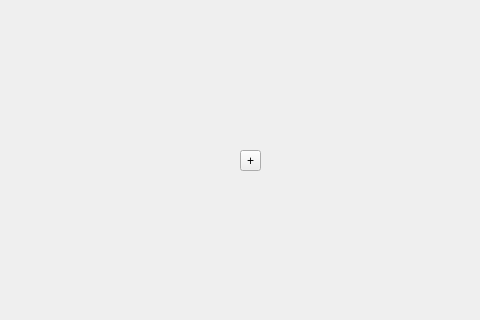
Before: the Qt Designer form widgets/ProjectMode/groupwidget.ui in SeptemberHX/TodoManager, drawn with Qt 5; both pictures show x 184 to 664 and y 185 to 505 of the 892 by 692 pixel window.
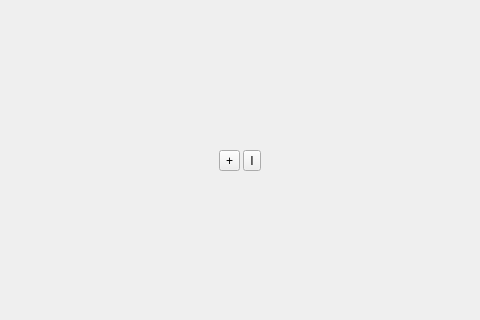
After: the same form once the commit is applied.

Commit message: Add: new itemdetail button in GroupWidget Change: save the relation to database when save new items

The edit to the form file:
```diff
--- a/widgets/ProjectMode/groupwidget.ui
+++ b/widgets/ProjectMode/groupwidget.ui
@@ -85,6 +85,13 @@
            </property>
           </widget>
          </item>
+         <item>
+          <widget class="QToolButton" name="addItemDetailToolButton">
+           <property name="text">
+            <string>I</string>
+           </property>
+          </widget>
+         </item>
         </layout>
        </widget>
       </item>
```
Left out of the diff: 2 changed lines with no effect on the pictures. The commit also changes 4 other files.
